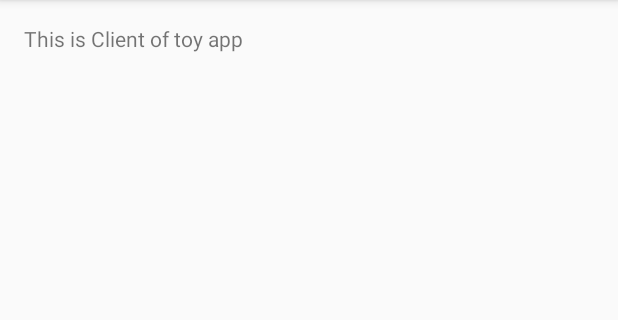
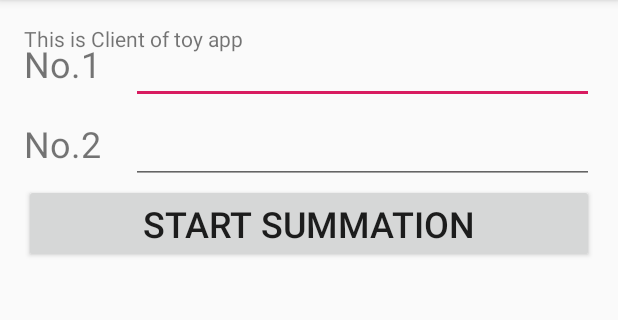
Before and after one commit to LeeHaaYeon/ToyApp, an Android app: the RemoteActivity screen opened directly, with no data from a screen before it, on a phone screen of 412 x 824 dp, the part 84-404 px from its top. Run offline under Robolectric (Android 15) with nearby library versions, the phone set to English and light mode, and no system bars; 2 statements that could not run were skipped.

Commit message:
summation service added!

```diff
--- a/toyapp_client/app/src/main/res/layout/activity_remote.xml
+++ b/toyapp_client/app/src/main/res/layout/activity_remote.xml
@@ -18,7 +18,63 @@
         app:layout_constraintRight_toRightOf="parent"
         app:layout_constraintTop_toTopOf="parent" />
 
+    <TableLayout
+        android:layout_width="match_parent"
+        android:layout_height="match_parent"
+        android:stretchColumns="1">
 
+        <TableRow
+            android:layout_width="match_parent"
+            android:layout_height="match_parent">
+
+            <TextView
+                android:layout_width="wrap_content"
+                android:layout_height="wrap_content"
+                android:gravity="center"
+                android:textSize="24sp"
+                android:text="No.1" />
+
+            <EditText
+                android:layout_width="wrap_content"
+                android:layout_height="wrap_content"
+                android:layout_marginLeft="20dp"
+                android:textSize="24sp"
+                android:id="@+id/Number1"/>
+        </TableRow>
+
+        <TableRow
+            android:layout_width="match_parent"
+            android:layout_height="match_parent">
+
+            <TextView
+                android:layout_width="wrap_content"
+                android:layout_height="wrap_content"
+                android:gravity="center"
+                android:textSize="24sp"
+                android:text="No.2" />
+
+            <EditText
+                android:layout_width="wrap_content"
+                android:layout_height="wrap_content"
+                android:layout_marginLeft="20dp"
+                android:textSize="24sp"
+                android:id="@+id/Number2"/>
+        </TableRow>
+
+        <TableRow
+            android:layout_width="match_parent"
+            android:layout_height="match_parent">
+
+            <Button
+                android:layout_width="wrap_content"
+                android:layout_height="wrap_content"
+                android:layout_span="3"
+                android:textSize="24dp"
+                android:text="Start Summation"
+                android:id="@+id/buttonStartSum" />
+
+        </TableRow>
+    </TableLayout>
 
 
 </RelativeLayout>
```
Also changed, not shown: toyapp_client/app/src/main/java/com/example/toyapp/RemoteActivity.java (+57 -7 lines), toyapp_server/app/src/main/java/com/example/toyapp/RemoteService.java (+7 -0 lines), toyapp_client/app/src/main/aidl/com/example/toyapp/IRemoteService.aidl, toyapp_server/app/src/main/aidl/com/example/toyapp/IRemoteService.aidl.
